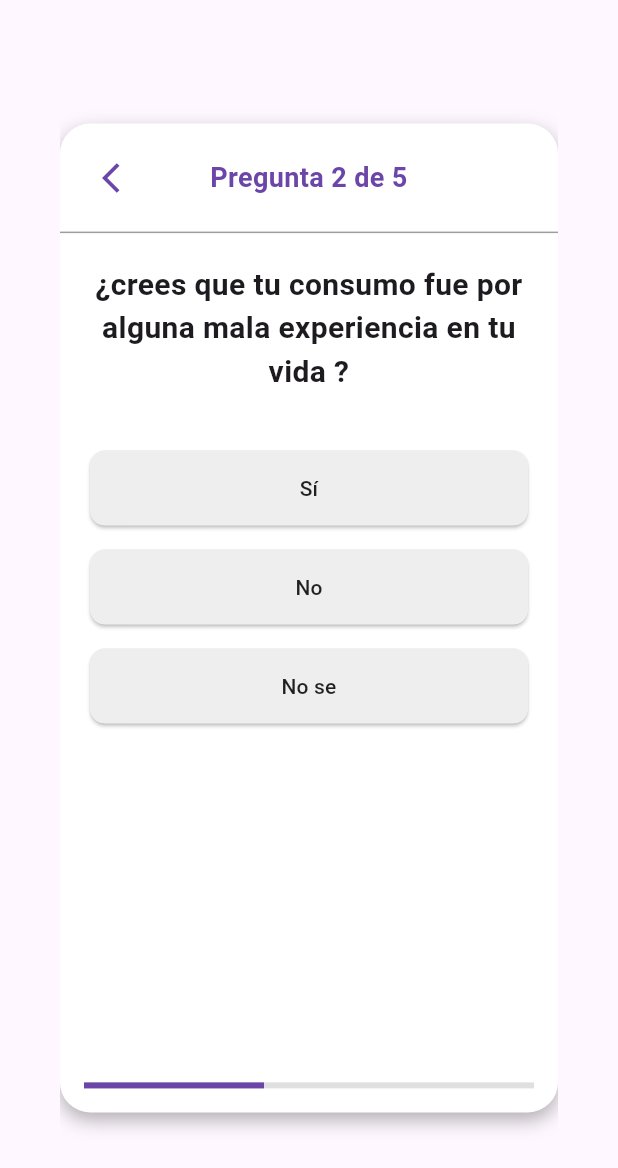
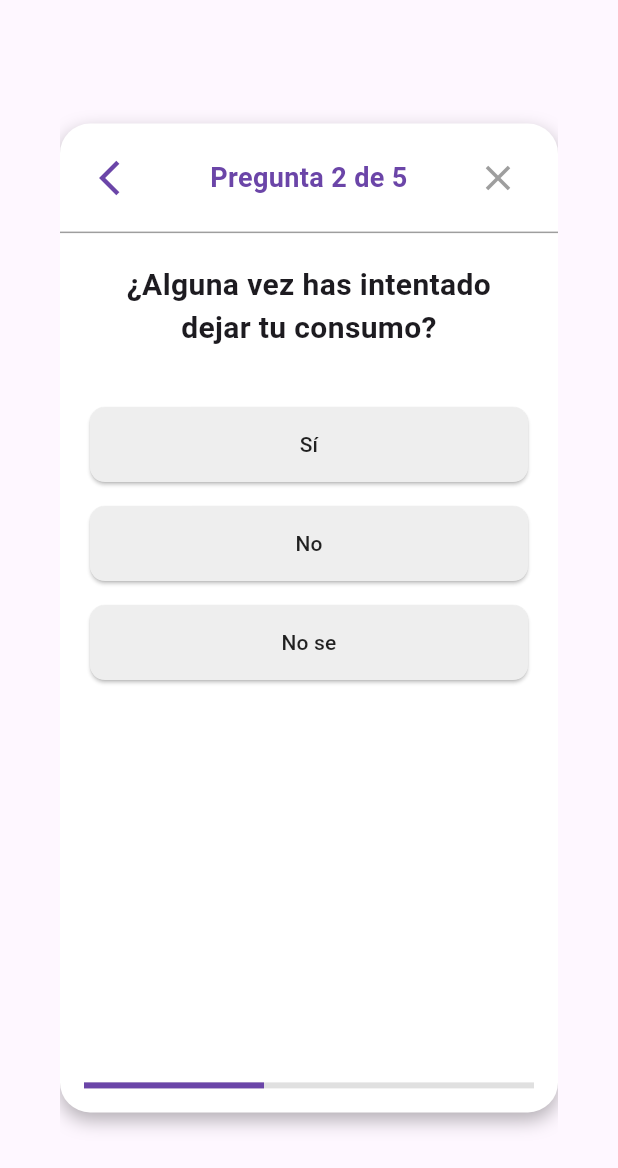
Before and after one commit to fabiander/syndra_app-flutter, a Flutter app: the SurveyOverlay widget shown alone on an empty page, opened directly with empty values, after a tap on an icon or button, on a phone screen of 412 x 824 dp. Shown: the top 1168 px of the screen. Run offline on Flutter 3.47's test engine with Material 3 defaults, Android fonts, the phone set to English and light mode, and no system bars; our stand-ins replace fl_chart, youtube_player_flutter; missing offline and left inert: mongo_dart.

Commit message:
encuesta2

```diff
--- a/lib/encuesta/inicio.dart
+++ b/lib/encuesta/inicio.dart
@@ -2,12 +2,14 @@
 
 class Question {
   final String text;
-  final List<String> options;
-  final bool isNumericFrequency; // ¡Esta línea es la clave!
+  final List<String>? options;
+  final bool? isFreeText;
+  final bool? isNumericFrequency;
 
   Question({
     required this.text,
-    required this.options,
-    this.isNumericFrequency = false, // Y esta línea con el valor por defecto
+    this.options,
+    this.isFreeText,
+    this.isNumericFrequency,
   });
 }
--- a/lib/encuesta/preguntas.dart
+++ b/lib/encuesta/preguntas.dart
@@ -4,8 +4,14 @@ import 'package:syndra_app/encuesta/inicio.dart'; // Asegúrate de que esta ruta
 class SurveyOverlay extends StatefulWidget {
   final VoidCallback
   onSurveyCompleted; // Callback para cuando la encuesta termine
+  final VoidCallback
+  onExitSurvey; // Callback para cuando el usuario sale de la encuesta
 
-  const SurveyOverlay({super.key, required this.onSurveyCompleted});
+  const SurveyOverlay({
+    super.key,
+    required this.onSurveyCompleted,
+    required this.onExitSurvey,
+  });
 
   @override
   State<SurveyOverlay> createState() => _SurveyOverlayState();
@@ -17,50 +23,92 @@ class _SurveyOverlayState extends State<SurveyOverlay> {
   // Aquí guardaremos las respuestas del usuario (clave: índice de pregunta, valor: respuesta String)
   final Map<int, String> _userAnswers = {};
 
+  // Controlador para el TextField de texto libre
+  final TextEditingController _freeTextController = TextEditingController();
+
   // Define tus 5 preguntas aquí
   final List<Question> _questions = [
-    // ✨ PRIMERA PREGUNTA: Frecuencia con opciones numéricas en cuadros ✨
+    // Primera Pregunta: Frecuencia con opciones numéricas en cuadros
     Question(
       text: '¿Cuantas veces al dia consumes marihuana? ',
-      options: ['1', '2', '3', '4', '5', '6'], // Opciones numéricas simples
-      isNumericFrequency:
-          true, // Propiedad para identificar este tipo de pregunta
+      options: ['1', '2', '3', '4', '5', '6'],
+      isNumericFrequency: true,
+      isFreeText: false,
     ),
     // Segunda Pregunta: Botones de lista vertical (estilo original)
     Question(
-      text:
-          '¿crees que tu consumo fue por alguna mala experiencia en tu vida ?',
+      text: '¿Alguna vez has intentado dejar tu consumo?',
       options: ['Sí', 'No', 'No se'],
+      isNumericFrequency: false,
+      isFreeText: false,
     ),
     // Tercera Pregunta: Botones de lista vertical (estilo original)
     Question(
-      text:
-          '¿El consumo afecta tus responsabilidades (trabajo, estudios, hogar)?',
-      options: ['Si', 'No', 'A veces', 'Nunca'],
+      text: '¿El consumo afecta tus compromisos (trabajo, estudios, hogar)?',
+      options: ['Si', 'No', 'no se'],
+      isNumericFrequency: false,
+      isFreeText: false,
     ),
     // Cuarta Pregunta: Botones de lista vertical (estilo original)
     Question(
-      text: '¿haz intentado dejar la drogradicion, cuantas veces en este año?',
-      options: ['No', 'Raramente', 'A veces', 'Sí, a menudo'],
+      text: '¿Hubo una experiencia o momento en tu vida que inicio tu consumo?',
+      options: ['Si', 'No', 'No se'],
+      isNumericFrequency: false,
+      isFreeText: false,
     ),
-    // Quinta Pregunta: Botones de lista vertical (estilo original)
+    // Quinta Pregunta: Texto libre con caja de texto pequeña (maxLines: 1)
     Question(
-      text: '¿Cual es tu proposito o por quien quieres dejarla?',
-      options: ['No', 'Un poco', 'Sí, notablemente'],
+      text: '¿Tu proposito o persona por quien quieres dejarla?',
+      options: null, // Pasa null para una pregunta de texto libre
+      isFreeText: true, // ¡Marca esta pregunta como de texto libre!
+      isNumericFrequency: false,
     ),
   ];
 
+  @override
+  void initState() {
+    super.initState();
+    _pageController.addListener(() {
+      if (_pageController.page?.round() != _currentPage) {
+        setState(() {
+          // Guarda el texto de la página anterior antes de cambiar
+          if (_questions[_currentPage].isFreeText == true) {
+            _userAnswers[_currentPage] = _freeTextController.text.trim();
+          }
+          _currentPage = _pageController.page!.round();
+          _updateFreeTextController(); // Actualiza el controlador de texto al cambiar a la nueva página
+        });
+      }
+    });
+    _updateFreeTextController(); // Configura el controlador inicial al cargar el widget
+  }
+
+  // Método para actualizar el TextField con la respuesta guardada
+  void _updateFreeTextController() {
+    if (_questions[_currentPage].isFreeText == true) {
+      _freeTextController.text = _userAnswers[_currentPage] ?? '';
+    }
+  }
+
   void _nextPage() {
-    // Validar que se haya seleccionado una opción para la pregunta actual antes de avanzar
-    if (_userAnswers[_currentPage] == null ||
-        _userAnswers[_currentPage]!.isEmpty) {
-      ScaffoldMessenger.of(context).showSnackBar(
-        const SnackBar(
-          content: Text('Por favor, selecciona una opción para continuar.'),
-        ),
-      );
-      return; // No avanza si no hay respuesta
+    final currentQuestion = _questions[_currentPage];
+
+    // Lógica de validación para preguntas de texto libre
+    if (currentQuestion.isFreeText == true) {
+      final text = _freeTextController.text.trim();
+      if (text.isEmpty) {
+        ScaffoldMessenger.of(context).showSnackBar(
+          const SnackBar(
+            content: Text('Por favor, escribe tu respuesta para continuar.'),
+          ),
+        );
+        return;
+      }
+      _userAnswers[_currentPage] = text; // Guarda el texto libre
     }
+    // Para preguntas de opciones, la validación y avance se hacen en _onOptionSelected.
+    // Aquí solo se ejecuta si estamos en la última pregunta de texto libre O si se llama
+    // _nextPage directamente sin una opción seleccionada (que no debería ocurrir si la opción es automática).
 
     if (_currentPage < _questions.length - 1) {
       _pageController.nextPage(
@@ -69,7 +117,6 @@ class _SurveyOverlayState extends State<SurveyOverlay> {
       );
     } else {
       // Última pregunta, la encuesta ha terminado
-      // Aquí podrías procesar las respuestas en _userAnswers
       print(
         'Encuesta completada. Respuestas: $_userAnswers',
       ); // Para depuración
@@ -80,6 +127,11 @@ class _SurveyOverlayState extends State<SurveyOverlay> {
 
   // Método para volver a la página anterior
   void _previousPage() {
+    // Si la pregunta actual es de texto libre, guarda el texto antes de retroceder
+    if (_questions[_currentPage].isFreeText == true) {
+      _userAnswers[_currentPage] = _freeTextController.text.trim();
+    }
+
     if (_currentPage > 0) {
       _pageController.previousPage(
         duration: const Duration(milliseconds: 500),
@@ -92,7 +144,17 @@ class _SurveyOverlayState extends State<SurveyOverlay> {
     setState(() {
       _userAnswers[_currentPage] = option; // Guarda la respuesta seleccionada
     });
-    _nextPage(); // Pasa a la siguiente pregunta automáticamente al seleccionar una opción
+    // Solo avanzamos automáticamente si NO es la última pregunta o si no es de texto libre
+    if (_currentPage < _questions.length - 1 &&
+        _questions[_currentPage].isFreeText != true) {
+      _nextPage();
+    }
+    // Si es la última pregunta y de texto libre, el avance lo gestiona el botón "Finalizar"
+  }
+
+  // Llama a este método cuando el usuario decida salir al menú
+  void _exitSurvey() {
+    widget.onExitSurvey();
   }
 
   @override
@@ -101,13 +163,13 @@ class _SurveyOverlayState extends State<SurveyOverlay> {
     final screenWidth = MediaQuery.of(context).size.width;
 
     return Dialog(
-      backgroundColor: Colors.transparent, // Fondo transparente del diálogo
-      clipBehavior: Clip
-          .antiAlias, // Asegura que el contenido respete los bordes redondeados
+      backgroundColor:
+          Colors.transparent, // ✨ FONDODEL DIÁLOGO COMPLETAMENTE TRANSPARENTE ✨
+      clipBehavior: Clip.antiAlias,
       child: Center(
         child: Container(
-          height: screenHeight * 0.8, // 80% de la altura de la pantalla
-          width: screenWidth * 0.9, // 90% del ancho de la pantalla
+          height: screenHeight * 0.8,
+          width: screenWidth * 0.9,
           decoration: BoxDecoration(
             color: Colors.white, // Fondo blanco para el contenido del diálogo
             borderRadius: BorderRadius.circular(20),
@@ -121,7 +183,7 @@ class _SurveyOverlayState extends State<SurveyOverlay> {
           ),
           child: Column(
             children: [
-              // ✨ NUEVO ENCABEZADO CON BOTÓN "VOLVER" Y NÚMERO DE PREGUNTA ✨
+              // ENCABEZADO CON BOTÓN "VOLVER" Y NÚMERO DE PREGUNTA
               Padding(
                 padding: const EdgeInsets.symmetric(
                   horizontal: 16.0,
@@ -136,16 +198,16 @@ class _SurveyOverlayState extends State<SurveyOverlay> {
                         icon: const Icon(
                           Icons.arrow_back_ios,
                           color: Color(0xFF6B45A8),
+                          size: 28,
                         ),
                         onPressed: _previousPage,
-                        tooltip:
-                            'Volver a la pregunta anterior', // Texto de ayuda
+                        tooltip: 'Volver a la pregunta anterior',
+                        // splashRadius: 24, // Eliminado por compatibilidad con Material 3
                       )
                     else
-                      // Placeholder para mantener el espacio si no hay botón
                       const SizedBox(
                         width: 48,
-                      ), // Ancho aproximado del IconButton
+                      ), // Espacio para alinear el título
                     // Texto de la pregunta X de Y
                     Expanded(
                       child: Text(
@@ -154,32 +216,40 @@ class _SurveyOverlayState extends State<SurveyOverlay> {
                         style: const TextStyle(
                           fontSize: 18,
                           fontWeight: FontWeight.bold,
-                          color: Color(0xFF6B45A8), // Color púrpura
+                          color: Color(0xFF6B45A8),
                         ),
                       ),
                     ),
-                    // Placeholder para equilibrar el diseño si no hay botón en la izquierda
-                    const SizedBox(
-                      width: 48,
-                    ), // Ancho aproximado del IconButton
+                    // Botón "Salir al Menú" en la esquina superior derecha
+                    IconButton(
+                      icon: const Icon(
+                        Icons.close, // Un ícono de "X" o cerrar
+                        color: Colors.grey,
+                        size: 28,
+                      ),
+                      onPressed: _exitSurvey,
+                      tooltip: 'Salir de la encuesta',
+                    ),
                   ],
                 ),
               ),
-              const Divider(
-                height: 1,
-                thickness: 1,
-                color: Colors.grey,
-              ), // Separador visual
+              const Divider(height: 1, thickness: 1, color: Colors.grey),
 
               Expanded(
                 child: PageView.builder(
                   controller: _pageController,
                   physics:
-                      const NeverScrollableScrollPhysics(), // Evita el deslizamiento manual
+                      const NeverScrollableScrollPhysics(), // Deshabilita el deslizamiento manual
                   itemCount: _questions.length,
                   onPageChanged: (index) {
                     setState(() {
+                      // Guarda el texto libre si se sale de la página actual
+                      if (_questions[_currentPage].isFreeText == true) {
+                        _userAnswers[_currentPage] = _freeTextController.text
+                            .trim();
+                      }
                       _currentPage = index;
+                      _updateFreeTextController(); // Actualiza el controlador para la nueva página
                     });
                   },
                   itemBuilder: (context, index) {
@@ -187,7 +257,7 @@ class _SurveyOverlayState extends State<SurveyOverlay> {
                     return SingleChildScrollView(
                       padding: const EdgeInsets.symmetric(
                         horizontal: 20.0,
-                        vertical: 20.0, // Aumentado para mejor separación
+                        vertical: 20.0,
                       ),
                       child: Column(
                         mainAxisAlignment: MainAxisAlignment.center,
@@ -203,13 +273,66 @@ class _SurveyOverlayState extends State<SurveyOverlay> {
                           ),
                           const SizedBox(height: 30),
 
-                          // LÓGICA CONDICIONAL PARA MOSTRAR LAS OPCIONES
-                          if (question.isNumericFrequency == true)
+                          // LÓGICA CONDICIONAL PARA MOSTRAR TEXTFIELD O LAS OPCIONES
+                          if (question.isFreeText == true)
+                            Column(
+                              // Usamos Column para el TextField y el botón Finalizar
+                              children: [
+                                TextField(
+                                  controller: _freeTextController,
+                                  maxLines:
+                                      1, // Esto hace la caja pequeña para 1 o 2 palabras
+                                  decoration: InputDecoration(
+                                    hintText: 'Escribe tu propósito aquí...',
+                                    border: OutlineInputBorder(
+                                      borderRadius: BorderRadius.circular(10),
+                                      borderSide: const BorderSide(
+                                        color: Color(0xFF6B45A8),
+                                      ),
+                                    ),
+                                    focusedBorder: OutlineInputBorder(
+                                      borderRadius: BorderRadius.circular(10),
+                                      borderSide: const BorderSide(
+                                        color: Color(0xFF6B45A8),
+                                        width: 2,
+                                      ),
+                                    ),
+                                    filled: true,
+                                    fillColor: Colors.grey[100],
+                                  ),
+                                  keyboardType: TextInputType.text,
+                                  textInputAction: TextInputAction.done,
+                                ),
+                                const SizedBox(
+                                  height: 30,
+                                ), // Espacio entre el TextField y el botón
+                                // Botón "Finalizar" solo para la última pregunta de texto libre
+                                ElevatedButton(
+                                  onPressed:
+                                      _nextPage, // _nextPage manejará la finalización
+                                  style: ElevatedButton.styleFrom(
+                                    backgroundColor: const Color(0xFF6B45A8),
+                                    foregroundColor: Colors.white,
+                                    shape: RoundedRectangleBorder(
+                                      borderRadius: BorderRadius.circular(10),
+                                    ),
+                                    padding: const EdgeInsets.symmetric(
+                                      vertical: 15,
+                                    ),
+                                  ),
+                                  child: const Text(
+                                    'Finalizar',
+                                    style: TextStyle(fontSize: 18),
+                                  ),
+                                ),
+                              ],
+                            )
+                          else if (question.isNumericFrequency == true)
                             Wrap(
                               alignment: WrapAlignment.center,
                               spacing: 15.0,
                               runSpacing: 15.0,
-                              children: question.options.map((option) {
+                              children: question.options!.map((option) {
                                 final isSelected =
                                     _userAnswers[_currentPage] == option;
                                 return GestureDetector(
@@ -258,8 +381,8 @@ class _SurveyOverlayState extends State<SurveyOverlay> {
                                 );
                               }).toList(),
                             )
-                          else
-                            ...question.options.map((option) {
+                          else // Preguntas con opciones de botón normales
+                            ...question.options!.map((option) {
                               final isSelected =
                                   _userAnswers[_currentPage] == option;
                               return Padding(
@@ -269,16 +392,11 @@ class _SurveyOverlayState extends State<SurveyOverlay> {
                                 child: ElevatedButton(
                                   style: ElevatedButton.styleFrom(
                                     backgroundColor: isSelected
-                                        ? const Color(
-                                            0xFF6B45A8,
-                                          ) // Color púrpura si está seleccionada
-                                        : Colors
-                                              .grey[200], // Gris claro si no está seleccionada
+                                        ? const Color(0xFF6B45A8)
+                                        : Colors.grey[200],
                                     foregroundColor: isSelected
-                                        ? Colors
-                                              .white // Texto blanco si está seleccionada
-                                        : Colors
-                                              .black87, // Texto oscuro si no está seleccionada
+                                        ? Colors.white
+                                        : Colors.black87,
                                     padding: const EdgeInsets.symmetric(
                                       vertical: 15,
                                       horizontal: 10,
@@ -303,14 +421,14 @@ class _SurveyOverlayState extends State<SurveyOverlay> {
                   },
                 ),
               ),
-              // ✨ BARRA DE PROGRESO DE LADO A LADO EN LA PARTE INFERIOR ✨
+              // BARRA DE PROGRESO DE LADO A LADO EN LA PARTE INFERIOR
               Padding(
                 padding: const EdgeInsets.all(16.0),
                 child: LinearProgressIndicator(
                   value: (_currentPage + 1) / _questions.length,
                   backgroundColor: Colors.grey[300],
                   valueColor: const AlwaysStoppedAnimation<Color>(
-                    Color(0xFF6B45A8), // Color púrpura
+                    Color(0xFF6B45A8),
                   ),
                 ),
               ),
@@ -324,6 +442,7 @@ class _SurveyOverlayState extends State<SurveyOverlay> {
   @override
   void dispose() {
     _pageController.dispose();
+    _freeTextController.dispose();
     super.dispose();
   }
 }
--- a/lib/mainmenu/menu.dart
+++ b/lib/mainmenu/menu.dart
@@ -95,7 +95,8 @@ class _HomeMenuScreenState extends State<Menu> {
       barrierDismissible: false,
       barrierColor: const Color.fromRGBO(63, 140, 112, 0.5),
       transitionDuration: const Duration(milliseconds: 300),
-      pageBuilder: (
+      pageBuilder:
+          (
             BuildContext buildContext,
             Animation animation,
             Animation secondaryAnimation,
@@ -108,6 +109,12 @@ class _HomeMenuScreenState extends State<Menu> {
                   _hasCompletedSurvey = true;
                   _showCountersScreen = true;
                   _selectedTabIndex = 0;
+                });
+              },
+              onExitSurvey: () {
+                Navigator.of(context).pop();
+                setState(() {
+                  _isSurveyActive = false;
                 });
               },
             );
@@ -182,11 +189,8 @@ class _HomeMenuScreenState extends State<Menu> {
                   ),
                   decoration: BoxDecoration(
                     color: Colors.white,
-                    borderRadius:
-                        _showCountersScreen
-                            ? const BorderRadius.vertical(
-                              top: Radius.circular(30),
-                            )
+                    borderRadius: _showCountersScreen
+                        ? const BorderRadius.vertical(top: Radius.circular(30))
                         : BorderRadius.zero,
                   ),
                   child: Column(
@@ -222,8 +226,7 @@ class _HomeMenuScreenState extends State<Menu> {
                             Navigator.push(
                               context,
                               MaterialPageRoute(
-                                builder:
-                                    (context) => AdmitirProblemaScreen(
+                                builder: (context) => AdmitirProblemaScreen(
                                   onProblemAdmitted: () {},
                                 ),
                               ),
```
Lines whose indentation alone changed are shown as unchanged.
